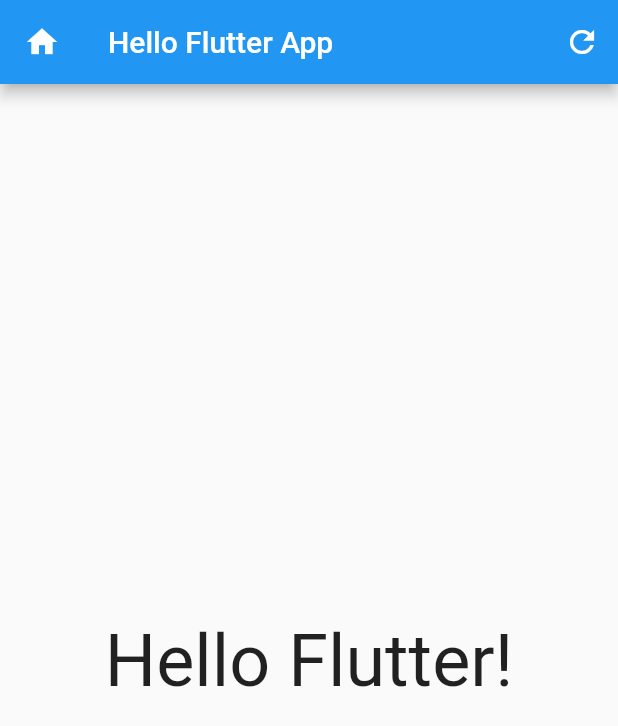
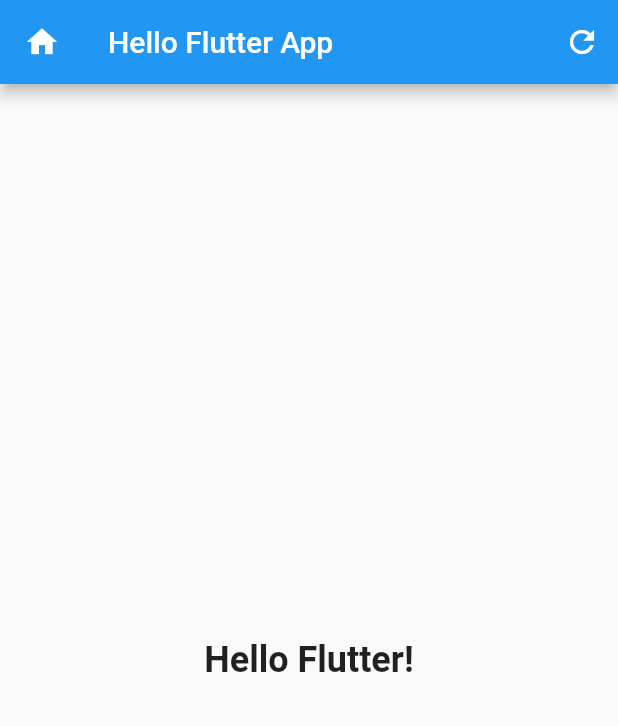
Before and after one commit to maduoma/flutter_introduction, a Flutter app: the screen it shows after launch, on a phone screen of 412 x 824 dp. Shown: the top 726 px of the screen. Run offline on Flutter 3.47's test engine with Material 2 defaults, Android fonts, the phone set to English and light mode, and no system bars.

Commit message:
Introduction to Flutter Application Development

```diff
--- a/lib/main.dart
+++ b/lib/main.dart
@@ -1,4 +1,3 @@
-import 'package:flutter/cupertino.dart';
 import 'package:flutter/material.dart';
 
 void main() => runApp(const HelloFlutterApp());
@@ -42,7 +41,9 @@ class _HelloFlutterAppState extends State<HelloFlutterApp> {
         body: Center(
           child: Text(
             displayText,
-            style: const TextStyle(fontSize: 48, fontWeight: FontWeight.normal), //FontWeight.bold
+            style: const TextStyle(fontSize: 24, fontWeight: FontWeight.bold),
+            // Making Text Bigger
+            //style: TextStyle(fontSize: 48, fontWeight: FontWeight.normal),
           ),
         ),
       ),
```
